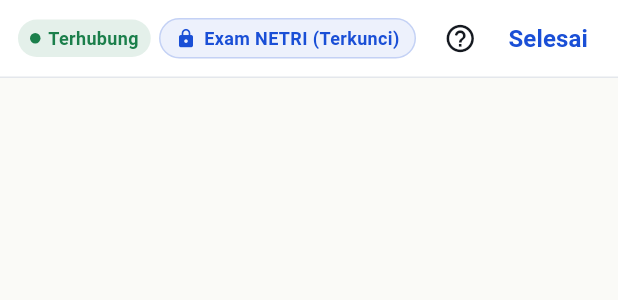
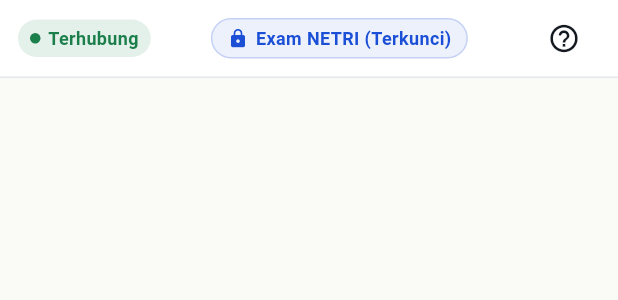
Before and after one commit to rizkyaprian25/NETRI-Exam, a Flutter app: the ExamBar widget shown alone on an empty page, opened directly with empty values, on a phone screen of 412 x 824 dp. Shown: the top 300 px of the screen. Run offline on Flutter 3.47's test engine with Material 3 defaults, Android fonts, the light colour scheme and no system bars; our stand-ins replace shared_preferences, webview_flutter; missing offline and left inert: mobile_scanner; accounts and stored records are empty.

Commit message:
feat(exam): hapus tombol selesai di top bar agar penyelesaian ujian hanya via kirim form

```diff
--- a/lib/features/exam_session/exam_bar.dart
+++ b/lib/features/exam_session/exam_bar.dart
@@ -1,5 +1,5 @@
 // ExamBar: Bar Tipis Status Ujian (Apple HIG & UI/UX Pro Max)
-// Menampilkan status mode terkunci, status koneksi, dan tombol hubungi pengawas / selesai
+// Menampilkan status mode terkunci, status koneksi, dan tombol hubungi pengawas
 
 import 'package:flutter/material.dart';
 import '../../core/theme/tokens.g.dart';
@@ -13,13 +13,11 @@ enum ConnectionStatus {
 class ExamBar extends StatelessWidget implements PreferredSizeWidget {
   final ConnectionStatus connectionStatus;
   final VoidCallback onCallProctor;
-  final VoidCallback onFinishEarly;
 
   const ExamBar({
     super.key,
     required this.connectionStatus,
     required this.onCallProctor,
-    required this.onFinishEarly,
   });
 
   @override
@@ -75,10 +73,7 @@ class ExamBar extends StatelessWidget implements PreferredSizeWidget {
               ),
             ),
 
-            // Aksi Pengawas & Selesai
-            Row(
-              mainAxisSize: MainAxisSize.min,
-              children: [
+            // Aksi Hubungi Pengawas (Tombol Selesai ditiadakan agar siswa hanya bisa selesai via kirim form)
             IconButton(
               tooltip: 'Hubungi Pengawas',
               icon: const Icon(Icons.help_outline_rounded, size: 22),
@@ -87,16 +82,6 @@ class ExamBar extends StatelessWidget implements PreferredSizeWidget {
                 minWidth: NetriExamMetrics.minTouchTarget,
                 minHeight: NetriExamMetrics.minTouchTarget,
               ),
-                ),
-                TextButton(
-                  onPressed: onFinishEarly,
-                  style: TextButton.styleFrom(
-                    padding: const EdgeInsets.symmetric(horizontal: NetriSpacing.space2),
-                    minimumSize: const Size(44, NetriExamMetrics.minTouchTarget),
-                  ),
-                  child: const Text('Selesai', style: TextStyle(fontWeight: FontWeight.bold)),
-                ),
-              ],
             ),
           ],
         ),
```
Also changed, not shown: lib/features/exam_session/exam_session_screen.dart (+3 -49 lines), 1 other file. Lines whose indentation alone changed are shown as unchanged.
